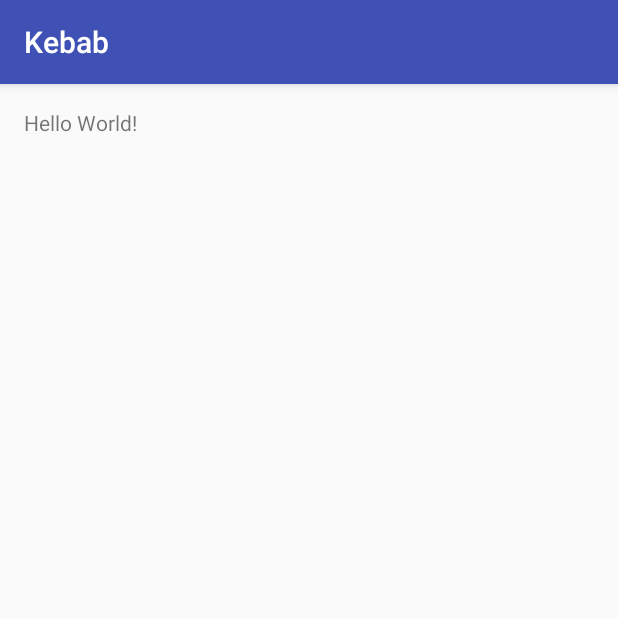
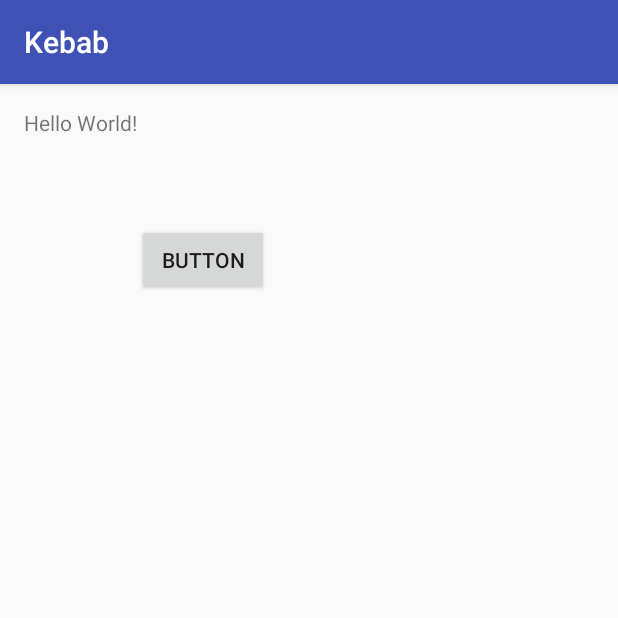
Before and after one commit to Straiky/Kebab, an Android app: the screen it shows after launch (MainActivity), on a phone screen of 412 x 824 dp, the top half of it. Run offline under Robolectric (Android 15) with nearby library versions, the phone set to English and light mode, and no system bars.

Commit message:
He añadido un boton

```diff
--- a/app/src/main/res/layout/activity_main.xml
+++ b/app/src/main/res/layout/activity_main.xml
@@ -13,5 +13,16 @@
     <TextView
         android:layout_width="wrap_content"
         android:layout_height="wrap_content"
-        android:text="Hello World!" />
+        android:text="Hello World!"
+        android:id="@+id/textView" />
+
+    <Button
+        android:text="Button"
+        android:layout_width="wrap_content"
+        android:layout_height="wrap_content"
+        android:layout_below="@+id/textView"
+        android:layout_toEndOf="@+id/textView"
+        android:layout_marginTop="58dp"
+        android:id="@+id/button"
+        tools:ignore="HardcodedText" />
 </RelativeLayout>
```
